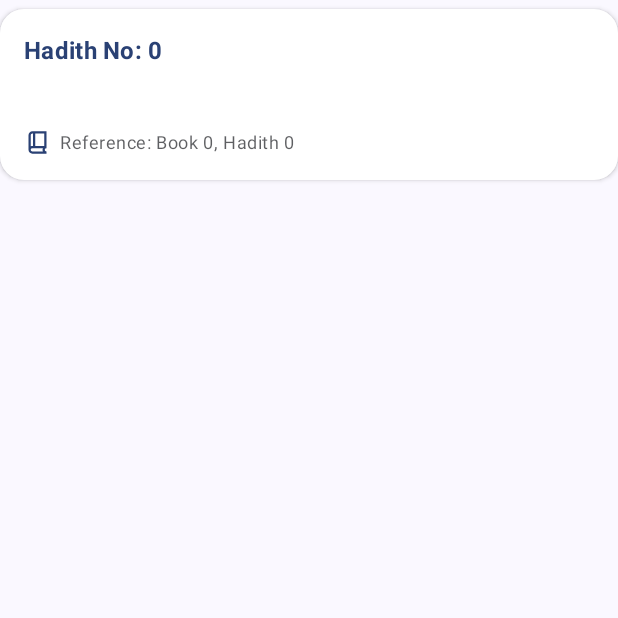
After one commit to coderehan/Siraathal-Musthaqeem, an Android app built with Jetpack Compose: the composable HadithDetailItem called with empty values, on a phone screen of 412 x 824 dp, the top half of it. The commit adds this screen. Run offline under Robolectric (Android 15) with nearby library versions, the phone set to English and light mode, and no system bars.

Commit message:
Completed API implementation of detail screen of Hadith Collection feature

```diff
--- /dev/null
+++ b/app/src/main/java/com/islamicapp/siraathalmusthaqeem/screen/hadith/components/HadithDetailItem.kt
@@ -0,0 +1,87 @@
+package com.islamicapp.siraathalmusthaqeem.screen.hadith.components
+
+import androidx.compose.foundation.layout.Column
+import androidx.compose.foundation.layout.Row
+import androidx.compose.foundation.layout.Spacer
+import androidx.compose.foundation.layout.fillMaxWidth
+import androidx.compose.foundation.layout.height
+import androidx.compose.foundation.layout.padding
+import androidx.compose.foundation.layout.size
+import androidx.compose.foundation.layout.width
+import androidx.compose.foundation.shape.RoundedCornerShape
+import androidx.compose.material.icons.Icons
+import androidx.compose.material.icons.filled.Book
+import androidx.compose.material3.Card
+import androidx.compose.material3.CardDefaults
+import androidx.compose.material3.Icon
+import androidx.compose.material3.MaterialTheme
+import androidx.compose.material3.Text
+import androidx.compose.runtime.Composable
+import androidx.compose.ui.Alignment
+import androidx.compose.ui.Modifier
+import androidx.compose.ui.graphics.Color
+import androidx.compose.ui.res.painterResource
+import androidx.compose.ui.text.font.FontWeight
+import androidx.compose.ui.unit.dp
+import androidx.compose.ui.unit.sp
+import com.islamicapp.siraathalmusthaqeem.R
+
+@Composable
+fun HadithDetailItem(
+    hadithNumber: Double,
+    hadithText: String,
+    referenceBook: Int,
+    referenceHadith: Int
+) {
+    Card(
+        modifier = Modifier
+            .fillMaxWidth()
+            .padding(vertical = 6.dp),
+        shape = RoundedCornerShape(16.dp),
+        colors = CardDefaults.cardColors(
+            containerColor = Color.White
+        ),
+        elevation = CardDefaults.cardElevation(defaultElevation = 2.dp)
+    ) {
+        Column(
+            modifier = Modifier
+                .fillMaxWidth()
+                .padding(16.dp)
+        ) {
+            Text(
+                text = "Hadith No: ${hadithNumber.toInt()}",
+                style = MaterialTheme.typography.titleMedium,
+                fontWeight = FontWeight.Bold,
+                color = MaterialTheme.colorScheme.primary
+            )
+
+            Spacer(modifier = Modifier.height(8.dp))
+
+            Text(
+                text = hadithText,
+                style = MaterialTheme.typography.bodyMedium,
+                color = MaterialTheme.colorScheme.onSurface.copy(alpha = 0.9f),
+                lineHeight = 20.sp
+            )
+
+            Spacer(modifier = Modifier.height(12.dp))
+
+            Row(
+                verticalAlignment = Alignment.CenterVertically
+            ) {
+                Icon(
+                    painter = painterResource(id = R.drawable.ic_book),
+                    contentDescription = "Reference",
+                    tint = MaterialTheme.colorScheme.primary,
+                    modifier = Modifier.size(18.dp)
+                )
+                Spacer(modifier = Modifier.width(6.dp))
+                Text(
+                    text = "Reference: Book $referenceBook, Hadith $referenceHadith",
+                    style = MaterialTheme.typography.bodySmall,
+                    color = MaterialTheme.colorScheme.onSurface.copy(alpha = 0.7f)
+                )
+            }
+        }
+    }
+}
--- /dev/null
+++ b/app/src/main/res/drawable/ic_book.xml
@@ -0,0 +1,5 @@
+<vector xmlns:android="http://schemas.android.com/apk/res/android" android:height="24dp" android:tint="#050000" android:viewportHeight="960" android:viewportWidth="960" android:width="24dp">
+
+    <path android:fillColor="@android:color/white" android:pathData="M300,880Q242,880 201,839Q160,798 160,740L160,220Q160,162 201,121Q242,80 300,80L800,80L800,680Q775,680 757.5,697.5Q740,715 740,740Q740,765 757.5,782.5Q775,800 800,800L800,880L300,880ZM240,613Q254,606 269,603Q284,600 300,600L320,600L320,160L300,160Q275,160 257.5,177.5Q240,195 240,220L240,613ZM400,600L720,600L720,160L400,160L400,600ZM240,613Q240,613 240,613Q240,613 240,613L240,613L240,160L240,160Q240,160 240,160Q240,160 240,160L240,613ZM300,800L673,800Q667,786 663.5,771.5Q660,757 660,740Q660,724 663,709Q666,694 673,680L300,680Q274,680 257,697.5Q240,715 240,740Q240,766 257,783Q274,800 300,800Z"/>
+
+</vector>
```
Also changed, not shown: app/src/main/java/com/islamicapp/siraathalmusthaqeem/screen/hadith/HadithDetailScreen.kt (added, +75 -0 lines), app/src/main/java/com/islamicapp/siraathalmusthaqeem/screen/hadith/HadithListScreen.kt (added, +79 -0 lines), app/src/main/java/com/islamicapp/siraathalmusthaqeem/screen/hadith/HadithScreen.kt (+6 -3 lines), app/src/main/java/com/islamicapp/siraathalmusthaqeem/screen/hadith/components/HadithListItem.kt (added, +79 -0 lines), app/src/main/java/com/islamicapp/siraathalmusthaqeem/screen/hadith/components/HadithListScreen.kt (deleted, +0 -111 lines), app/src/main/java/com/islamicapp/siraathalmusthaqeem/screen/navigation/Navigation.kt (+22 -0 lines).
